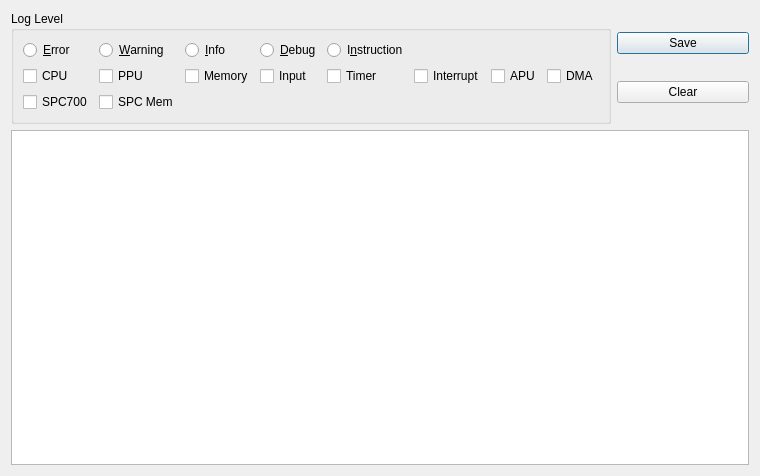
This is src/ui/LogWindow.ui in zlisinski/zlsnes as Qt 5 draws it before an edit. The edited form follows.
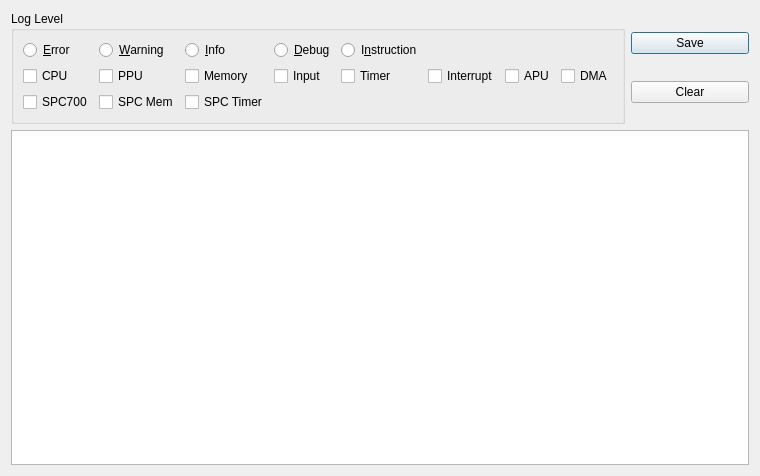
This is the edited form.

The edit to the form file:
```diff
--- a/src/ui/LogWindow.ui
+++ b/src/ui/LogWindow.ui
@@ -125,6 +125,13 @@
         </property>
        </widget>
       </item>
+      <item row="2" column="2">
+       <widget class="QCheckBox" name="chkSpcTimer">
+        <property name="text">
+         <string>SPC Timer</string>
+        </property>
+       </widget>
+      </item>
      </layout>
     </widget>
    </item>
```
